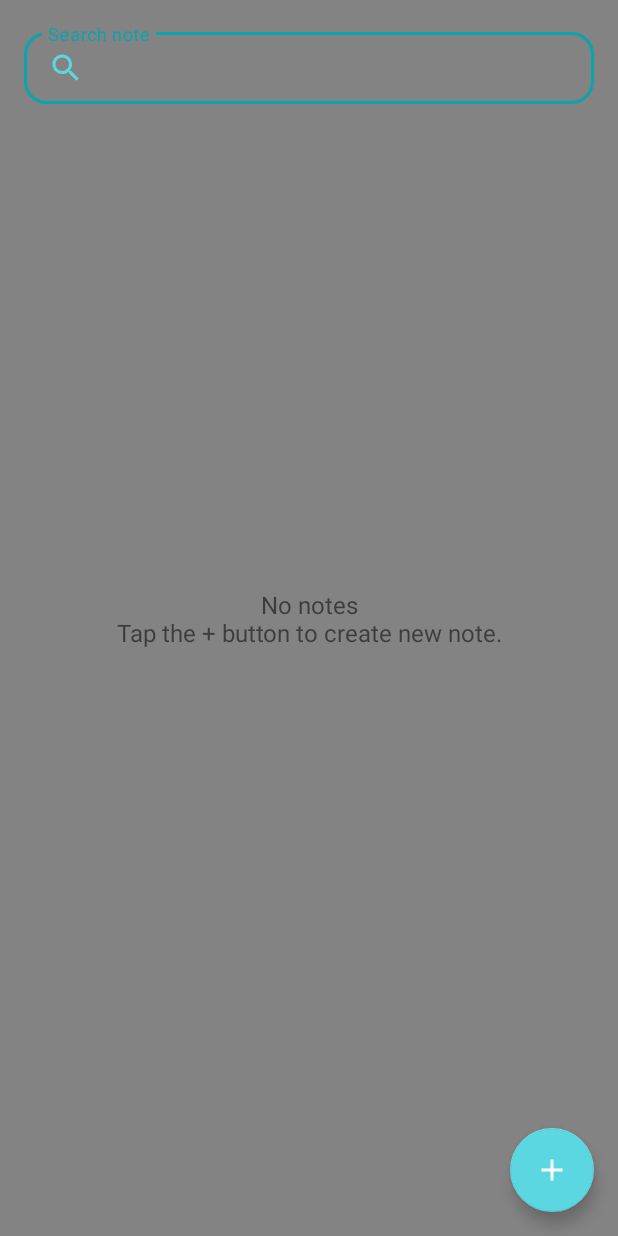
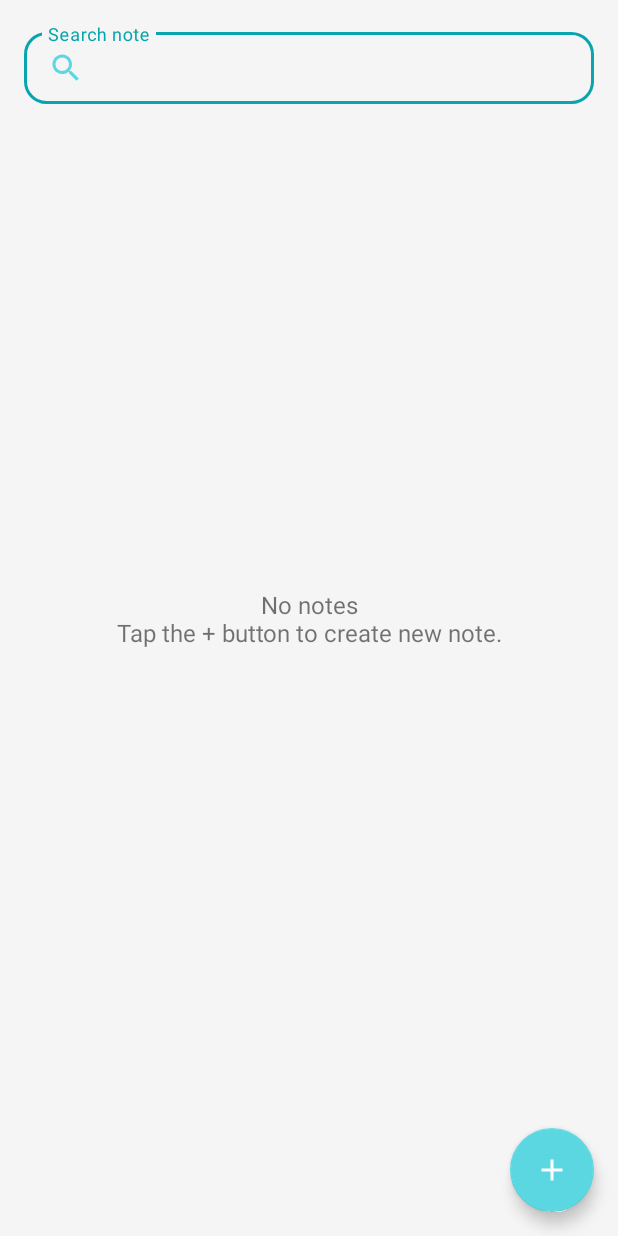
Before and after one commit to mhss1/MyNotes, an Android app: the layout fragment_main.xml on its own in the app's theme, with its tools: preview values and no code run, on a phone screen of 412 x 824 dp. Run offline under Robolectric (Android 15) with nearby library versions, the phone set to English and light mode, and no system bars.

Commit message:
- Added shared element transition to recyclerView items - some UI changes

```diff
--- a/app/src/main/res/anim/rec_item_layout_animation.xml
+++ b/app/src/main/res/anim/rec_item_layout_animation.xml
@@ -2,4 +2,4 @@
 <layoutAnimation xmlns:android="http://schemas.android.com/apk/res/android"
         android:animation="@anim/rec_item_animation_fall_down"
         android:animationOrder="normal"
-        android:delay="15%" />
+         />
--- a/app/src/main/res/anim/rec_single_item_fall_down_animation.xml
+++ /dev/null
@@ -1,24 +0,0 @@
-<?xml version="1.0" encoding="utf-8"?>
-<set xmlns:android="http://schemas.android.com/apk/res/android" android:duration="250">
-    <translate
-        android:fromYDelta="-10%"
-        android:toYDelta="0"
-        android:interpolator="@android:anim/decelerate_interpolator"
-        />
-
-    <alpha
-        android:fromAlpha="0"
-        android:toAlpha="1"
-        android:interpolator="@android:anim/decelerate_interpolator"
-        />
-
-    <scale
-        android:fromXScale="105%"
-        android:fromYScale="105%"
-        android:toXScale="100%"
-        android:toYScale="100%"
-        android:pivotX="50%"
-        android:pivotY="50%"
-        android:interpolator="@android:anim/decelerate_interpolator"
-        />
-</set>
--- a/app/src/main/res/anim/rec_single_item_layout_animation.xml
+++ /dev/null
@@ -1,5 +0,0 @@
-<?xml version="1.0" encoding="utf-8"?>
-<layoutAnimation xmlns:android="http://schemas.android.com/apk/res/android"
-    android:animation="@anim/rec_single_item_fall_down_animation"
-    android:animationOrder="normal"
-    android:delay="15%" />
--- /dev/null
+++ b/app/src/main/res/drawable/check_circle_ic.xml
@@ -0,0 +1,5 @@
+<vector android:height="24dp" android:tint="#FFFFFF"
+    android:viewportHeight="24" android:viewportWidth="24"
+    android:width="24dp" xmlns:android="http://schemas.android.com/apk/res/android">
+    <path android:fillColor="@android:color/white" android:pathData="M12,2C6.48,2 2,6.48 2,12s4.48,10 10,10 10,-4.48 10,-10S17.52,2 12,2zM10,17l-5,-5 1.41,-1.41L10,14.17l7.59,-7.59L19,8l-9,9z"/>
+</vector>
--- a/app/src/main/res/drawable/colors_custom_item.xml
+++ b/app/src/main/res/drawable/colors_custom_item.xml
@@ -1,7 +1,7 @@
 <?xml version="1.0" encoding="utf-8"?>
 <selector xmlns:android="http://schemas.android.com/apk/res/android">
 
-<item android:state_checked="true" android:drawable="@drawable/check">
+<item android:state_checked="true" android:drawable="@drawable/check_circle_ic">
     <shape >
         <corners android:radius="999dp"/>
     </shape>
--- a/app/src/main/res/drawable/search.xml
+++ b/app/src/main/res/drawable/search.xml
@@ -1,5 +1,5 @@
 <vector android:autoMirrored="true" android:height="24dp"
-    android:tint="@color/white" android:viewportHeight="24"
+    android:tint="@color/dark_gray" android:viewportHeight="24"
     android:viewportWidth="24" android:width="24dp" xmlns:android="http://schemas.android.com/apk/res/android">
-    <path android:fillColor="@color/white" android:pathData="M15.5,14h-0.79l-0.28,-0.27C15.41,12.59 16,11.11 16,9.5 16,5.91 13.09,3 9.5,3S3,5.91 3,9.5 5.91,16 9.5,16c1.61,0 3.09,-0.59 4.23,-1.57l0.27,0.28v0.79l5,4.99L20.49,19l-4.99,-5zM9.5,14C7.01,14 5,11.99 5,9.5S7.01,5 9.5,5 14,7.01 14,9.5 11.99,14 9.5,14z"/>
+    <path android:fillColor="@color/dark_gray" android:pathData="M15.5,14h-0.79l-0.28,-0.27C15.41,12.59 16,11.11 16,9.5 16,5.91 13.09,3 9.5,3S3,5.91 3,9.5 5.91,16 9.5,16c1.61,0 3.09,-0.59 4.23,-1.57l0.27,0.28v0.79l5,4.99L20.49,19l-4.99,-5zM9.5,14C7.01,14 5,11.99 5,9.5S7.01,5 9.5,5 14,7.01 14,9.5 11.99,14 9.5,14z"/>
 </vector>
--- a/app/src/main/res/layout/activity_main.xml
+++ b/app/src/main/res/layout/activity_main.xml
@@ -20,7 +20,8 @@
             android:layout_height="wrap_content"
             app:layout_constraintTop_toTopOf="parent"
             app:titleMarginTop="14dp"
-            android:background="@color/colorPrimary"
+            style="@style/Widget.MaterialComponents.Toolbar.Primary"
+            android:elevation="0dp"
             />
 
     <androidx.fragment.app.FragmentContainerView
--- a/app/src/main/res/layout/fragment_add_note.xml
+++ b/app/src/main/res/layout/fragment_add_note.xml
@@ -58,9 +58,10 @@
         android:layout_width="match_parent"
         android:layout_height="wrap_content"
         android:padding="8dp"
-        android:background="@color/background_gray"
         app:layout_constraintTop_toBottomOf="@+id/main_scroll_view"
         app:layout_constraintBottom_toBottomOf="@id/add_note_btn"
+        android:background="?android:colorBackground"
+
         >
 
         <RadioGroup
--- a/app/src/main/res/layout/fragment_main.xml
+++ b/app/src/main/res/layout/fragment_main.xml
@@ -29,6 +29,7 @@
         android:padding="12dp"
         android:hint="@string/search_note"
         android:drawableStart="@drawable/custom_search_ic"
+        android:drawablePadding="8dp"
         android:inputType="text"
         />
 
--- a/app/src/main/res/layout/rec_custom_item.xml
+++ b/app/src/main/res/layout/rec_custom_item.xml
@@ -5,11 +5,10 @@
     xmlns:app="http://schemas.android.com/apk/res-auto"
     xmlns:tools="http://schemas.android.com/tools"
     app:cardCornerRadius="18dp"
-    app:cardElevation="10dp"
+    app:cardElevation="12dp"
     android:layout_margin="8dp"
     tools:cardBackgroundColor="@color/dark_gray"
     android:id="@+id/holder_card"
-    android:layoutAnimation="@anim/rec_single_item_layout_animation"
     >
 
     <androidx.constraintlayout.widget.ConstraintLayout
@@ -35,7 +34,8 @@
             app:layout_constraintHorizontal_bias="0.0"
             app:layout_constraintStart_toStartOf="parent"
             app:layout_constraintTop_toTopOf="parent"
-            tools:text="Test Note Title " />
+            tools:text="Test Note Title "
+            />
 
         <TextView
             android:id="@+id/noteTv"
@@ -54,7 +54,8 @@
             app:layout_constraintHorizontal_weight="3"
             app:layout_constraintStart_toStartOf="parent"
             app:layout_constraintTop_toBottomOf="@+id/titleTv"
-            tools:text="Test Note next..." />
+            tools:text="Test Note next..."
+            />
 
         <TextView
             android:id="@+id/dateTv"
--- a/app/src/main/res/values/colors.xml
+++ b/app/src/main/res/values/colors.xml
@@ -7,7 +7,7 @@
     <color name="colorSecondaryVariant">#08a5af</color>
 
     <color name="dark_gray">#333333</color>
-    <color name="background_gray">#838383</color>
+    <color name="background_gray">#F6F5F5</color>
     <color name="toolbar_accent">#E1E1E1</color>
 
     <color name="gray">#CCCCCC</color>
```
Also changed, not shown: app/src/main/java/com/mhss/app/mynotes/ui/fragments/DetailsFragment.kt (+3 -8 lines), app/src/main/java/com/mhss/app/mynotes/ui/fragments/FavoriteFragment.kt (+8 -4 lines), app/src/main/java/com/mhss/app/mynotes/ui/fragments/MainFragment.kt (+12 -4 lines), app/src/main/java/com/mhss/app/mynotes/ui/fragments/TrashFragment.kt (+7 -2 lines), app/src/main/java/com/mhss/app/mynotes/ui/recyclerview/NoteRecAdapter.kt (+16 -9 lines), app/src/main/res/layout/fragment_details.xml (+5 -5 lines).
